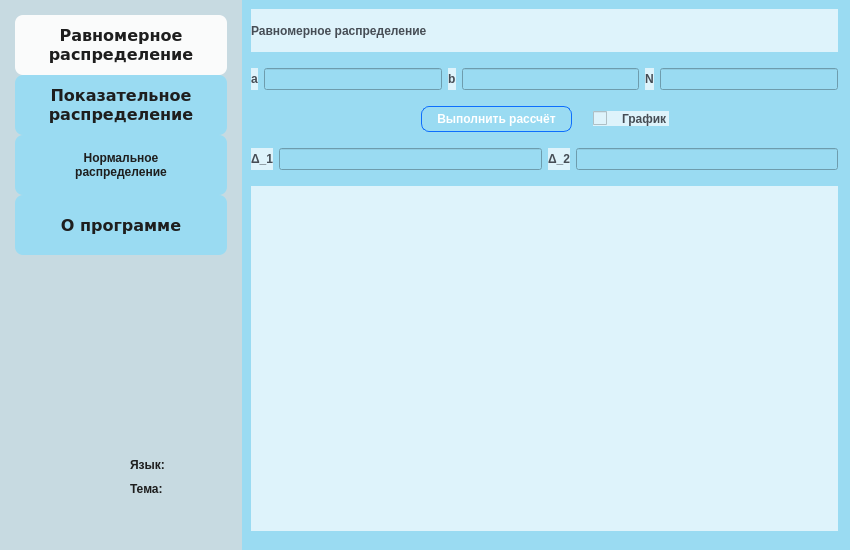
Qt form src/View/Ui_View.ui (safosaffers/modeling-distributions-ks) before a commit.
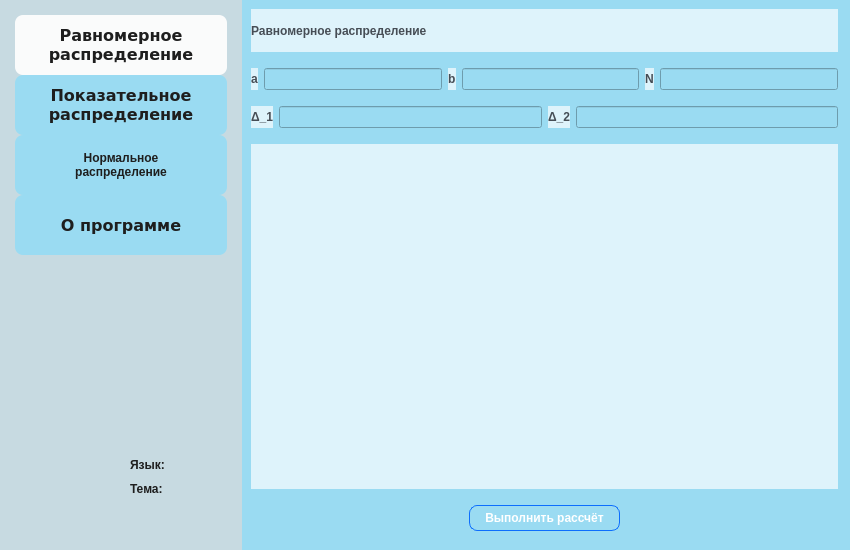
The same form after that commit. The open tabs and pages were chosen to show the change.

Diff of the .ui file:
```diff
--- a/src/View/Ui_View.ui
+++ b/src/View/Ui_View.ui
@@ -466,7 +466,7 @@
         <widget class="QWidget" name="page_0">
          <layout class="QVBoxLayout" name="verticalLayout_3">
           <item>
-           <layout class="QVBoxLayout" name="page_0_vl_content" stretch="1,0,1,0,0,0,1,0,8,0">
+           <layout class="QVBoxLayout" name="page_0_vl_content" stretch="1,0,1,0,1,0,8,0,0,0">
             <item>
              <widget class="QLabel" name="label_3">
               <property name="text">
@@ -528,82 +528,6 @@
               </item>
              </layout>
             </item>
-            <item>
-             <spacer name="verticalSpacer_2">
-              <property name="orientation">
-               <enum>Qt::Orientation::Vertical</enum>
-              </property>
-              <property name="sizeType">
-               <enum>QSizePolicy::Policy::Preferred</enum>
-              </property>
-              <property name="sizeHint" stdset="0">
-               <size>
-                <width>20</width>
-                <height>10</height>
-               </size>
-              </property>
-             </spacer>
-            </item>
-            <item>
-             <layout class="QHBoxLayout" name="horizontalLayout_2">
-              <item>
-               <spacer name="horizontalSpacer">
-                <property name="orientation">
-                 <enum>Qt::Orientation::Horizontal</enum>
-                </property>
-                <property name="sizeHint" stdset="0">
-                 <size>
-                  <width>40</width>
-                  <height>20</height>
-                 </size>
-                </property>
-               </spacer>
-              </item>
-              <item>
-               <widget class="QPushButton" name="pb_uniform_distribution_calculate">
-                <property name="text">
-                 <string>Выполнить рассчёт</string>
-                </property>
-               </widget>
-              </item>
-              <item>
-               <spacer name="horizontalSpacer_3">
-                <property name="orientation">
-                 <enum>Qt::Orientation::Horizontal</enum>
-                </property>
-                <property name="sizeType">
-                 <enum>QSizePolicy::Policy::Minimum</enum>
-                </property>
-                <property name="sizeHint" stdset="0">
-                 <size>
-                  <width>15</width>
-                  <height>20</height>
-                 </size>
-                </property>
-               </spacer>
-              </item>
-              <item>
-               <widget class="QCheckBox" name="cb_uniform_distribution_draw">
-                <property name="text">
-                 <string>График</string>
-                </property>
-               </widget>
-              </item>
-              <item>
-               <spacer name="horizontalSpacer_2">
-                <property name="orientation">
-                 <enum>Qt::Orientation::Horizontal</enum>
-                </property>
-                <property name="sizeHint" stdset="0">
-                 <size>
-                  <width>40</width>
-                  <height>20</height>
-                 </size>
-                </property>
-               </spacer>
-              </item>
-             </layout>
-            </item>
             <item>
              <spacer name="verticalSpacer_22">
               <property name="orientation">
@@ -631,6 +555,9 @@
               </item>
               <item>
                <widget class="QLineEdit" name="le_uniform_distribution_delta_1">
+                <property name="text">
+                 <string/>
+                </property>
                 <property name="readOnly">
                  <bool>true</bool>
                 </property>
@@ -675,6 +602,59 @@
               </item>
              </layout>
             </item>
+            <item>
+             <spacer name="verticalSpacer_2">
+              <property name="orientation">
+               <enum>Qt::Orientation::Vertical</enum>
+              </property>
+              <property name="sizeType">
+               <enum>QSizePolicy::Policy::Preferred</enum>
+              </property>
+              <property name="sizeHint" stdset="0">
+               <size>
+                <width>20</width>
+                <height>10</height>
+               </size>
+              </property>
+             </spacer>
+            </item>
+            <item>
+             <layout class="QHBoxLayout" name="horizontalLayout_2">
+              <item>
+               <spacer name="horizontalSpacer">
+                <property name="orientation">
+                 <enum>Qt::Orientation::Horizontal</enum>
+                </property>
+                <property name="sizeHint" stdset="0">
+                 <size>
+                  <width>40</width>
+                  <height>20</height>
+                 </size>
+                </property>
+               </spacer>
+              </item>
+              <item>
+               <widget class="QPushButton" name="pb_uniform_distribution_calculate">
+                <property name="text">
+                 <string>Выполнить рассчёт</string>
+                </property>
+               </widget>
+              </item>
+              <item>
+               <spacer name="horizontalSpacer_2">
+                <property name="orientation">
+                 <enum>Qt::Orientation::Horizontal</enum>
+                </property>
+                <property name="sizeHint" stdset="0">
+                 <size>
+                  <width>40</width>
+                  <height>20</height>
+                 </size>
+                </property>
+               </spacer>
+              </item>
+             </layout>
+            </item>
             <item>
              <spacer name="verticalSpacer_26">
               <property name="orientation">
```
Left out of the diff: 268 changed lines with no effect on the pictures.
